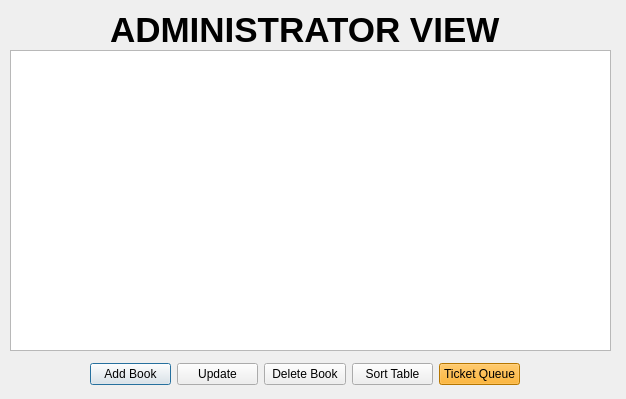
NuiRukki/LibManSys, file adminmain.ui: the form before one commit.
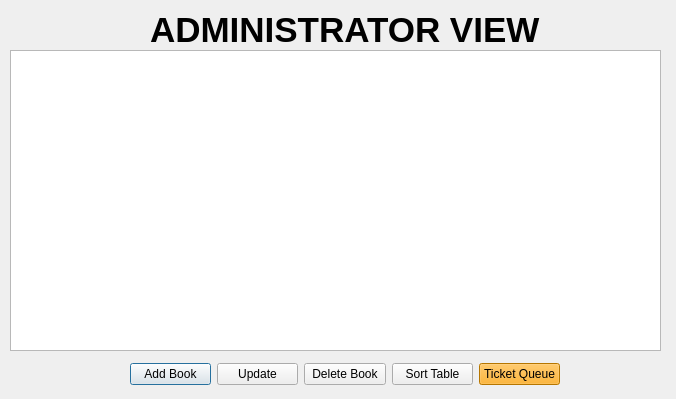
The form after the commit.

What changed in the file:
```diff
--- a/adminmain.ui
+++ b/adminmain.ui
@@ -6,7 +6,7 @@
    <rect>
     <x>0</x>
     <y>0</y>
-    <width>626</width>
+    <width>676</width>
     <height>399</height>
    </rect>
   </property>
@@ -18,7 +18,7 @@
     <rect>
      <x>10</x>
      <y>50</y>
-     <width>601</width>
+     <width>651</width>
      <height>301</height>
     </rect>
    </property>
@@ -26,7 +26,7 @@
   <widget class="QLabel" name="label">
    <property name="geometry">
     <rect>
-     <x>110</x>
+     <x>150</x>
      <y>10</y>
      <width>390</width>
      <height>40</height>
@@ -46,7 +46,7 @@
   <widget class="QWidget" name="horizontalLayoutWidget">
    <property name="geometry">
     <rect>
-     <x>90</x>
+     <x>130</x>
      <y>360</y>
      <width>430</width>
      <height>28</height>
```
